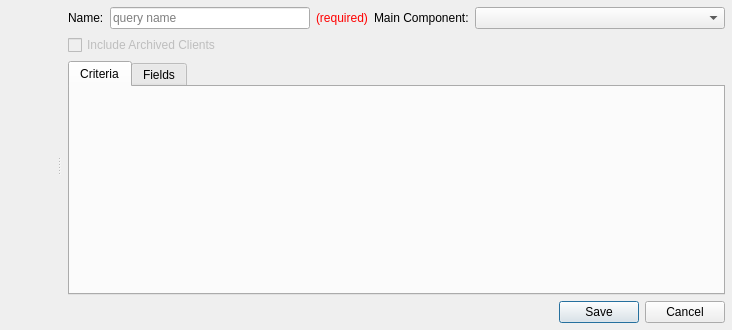
Old version of the form FWAdminLib/inventory/QueryBuilder.ui in the repository fw-dev/translations.
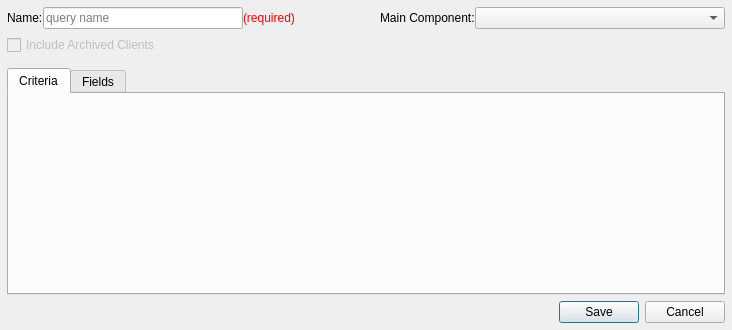
New version of the form. Custom widgets are drawn as their Qt base class.

Patch:
```diff
--- a/FWAdminLib/inventory/QueryBuilder.ui
+++ b/FWAdminLib/inventory/QueryBuilder.ui
@@ -34,7 +34,6 @@
      <property name="orientation">
       <enum>Qt::Horizontal</enum>
      </property>
-     <widget class="InventoryFieldPicker" name="fieldPicker" native="true"/>
      <widget class="QWidget" name="layoutWidget">
       <layout class="QVBoxLayout" name="verticalLayout">
        <property name="leftMargin">
@@ -50,14 +49,25 @@
         <number>7</number>
        </property>
        <item>
-        <layout class="QVBoxLayout" name="queryMetaInfoVLayout">
-         <property name="sizeConstraint">
-          <enum>QLayout::SetDefaultConstraint</enum>
-         </property>
+        <widget class="QWidget" name="queryMetaInfoWidget" native="true">
+         <layout class="QHBoxLayout" name="horizontalLayout_5">
+          <property name="spacing">
+           <number>0</number>
+          </property>
+          <property name="leftMargin">
+           <number>0</number>
+          </property>
+          <property name="topMargin">
+           <number>0</number>
+          </property>
+          <property name="rightMargin">
+           <number>0</number>
+          </property>
+          <property name="bottomMargin">
+           <number>0</number>
+          </property>
          <item>
-          <layout class="QHBoxLayout" name="horizontalLayout_2">
-           <item>
-            <widget class="QLabel" name="label">
+           <widget class="QLabel" name="queryNameLabel">
              <property name="text">
               <string>Name:</string>
              </property>
@@ -167,7 +177,7 @@
             </spacer>
            </item>
            <item>
-            <widget class="QLabel" name="label_3">
+           <widget class="QLabel" name="componentNameLabel">
              <property name="text">
               <string>Main Component:</string>
              </property>
@@ -187,8 +197,7 @@
             </widget>
            </item>
           </layout>
-         </item>
-        </layout>
+        </widget>
        </item>
        <item>
         <widget class="QCheckBox" name="includeArchivedClients">
@@ -200,8 +209,27 @@
          </property>
         </widget>
        </item>
+       <item>
+        <spacer name="verticalSpacer">
+         <property name="orientation">
+          <enum>Qt::Vertical</enum>
+         </property>
+         <property name="sizeType">
+          <enum>QSizePolicy::Fixed</enum>
+         </property>
+         <property name="sizeHint" stdset="0">
+          <size>
+           <width>20</width>
+           <height>7</height>
+          </size>
+         </property>
+        </spacer>
+       </item>
        <item>
         <widget class="FTabWidget" name="tabWidget">
+         <property name="styleSheet">
+          <string notr="true"/>
+         </property>
          <property name="currentIndex">
           <number>0</number>
          </property>
@@ -344,6 +372,12 @@
   </layout>
  </widget>
  <customwidgets>
+  <customwidget>
+   <class>FTabWidget</class>
+   <extends>QTabWidget</extends>
+   <header>FileWaveGuiLib/FTabWidget.h</header>
+   <container>1</container>
+  </customwidget>
   <customwidget>
    <class>PrettySplitter</class>
    <extends>QSplitter</extends>
@@ -362,23 +396,11 @@
    <header>FileWaveGuiLib/circularprogressindicator.h</header>
    <container>1</container>
   </customwidget>
-  <customwidget>
-   <class>FTabWidget</class>
-   <extends>QTabWidget</extends>
-   <header>FileWaveGuiLib/FTabWidget.h</header>
-   <container>1</container>
-  </customwidget>
   <customwidget>
    <class>InventoryPreview</class>
    <extends>QTreeView</extends>
    <header>FWAdminLib/inventory/InventoryPreview.h</header>
   </customwidget>
-  <customwidget>
-   <class>InventoryFieldPicker</class>
-   <extends>QWidget</extends>
-   <header>FWAdminLib/inventory/InventoryFieldPicker.h</header>
-   <container>1</container>
-  </customwidget>
   <customwidget>
    <class>ComponentComboBox</class>
    <extends>QComboBox</extends>
```
Lines whose indentation alone changed are shown as unchanged.
